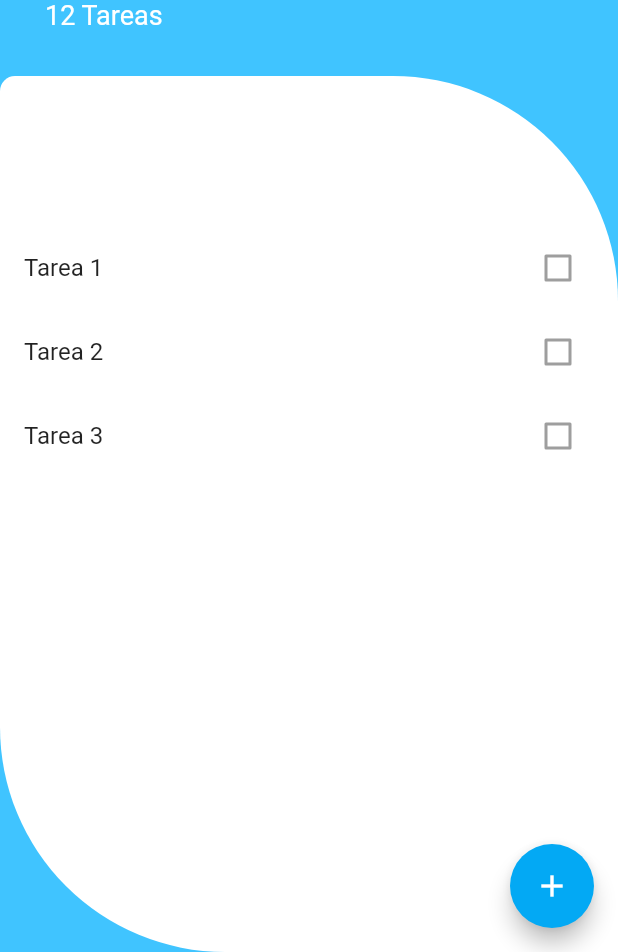
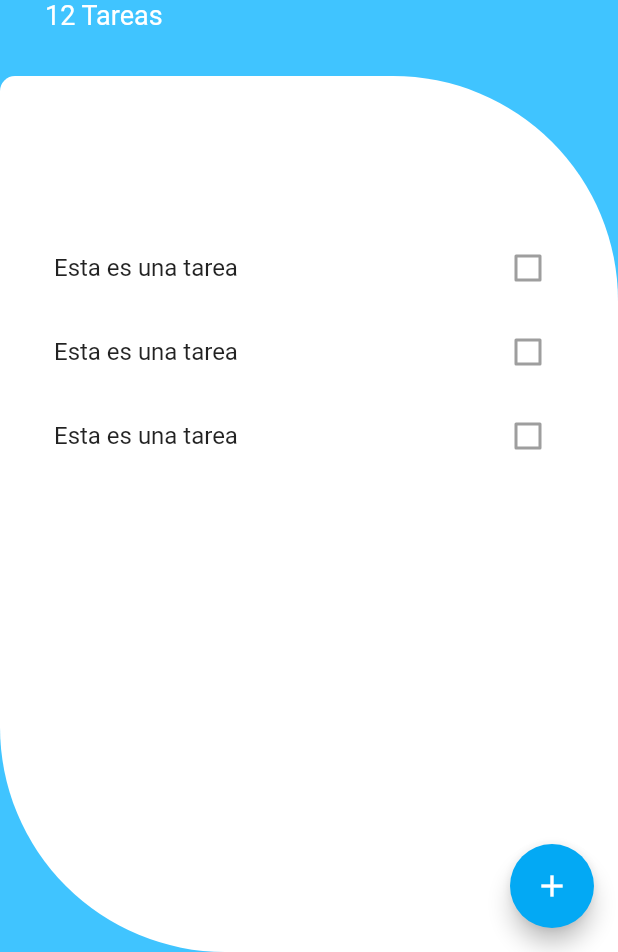
Before and after one commit to Gexedd/todoey_flutter, a Flutter app: the screen it shows after launch, on a phone screen of 412 x 824 dp, the part 284-1236 px from its top. Run offline on Flutter 3.47's test engine with Material 2 defaults, Android fonts, the phone set to English and light mode, and no system bars.

Commit message:
Refactorización del código y extracción de widgets.

```diff
--- a/lib/screens/task_screen.dart
+++ b/lib/screens/task_screen.dart
@@ -1,4 +1,6 @@
 import 'package:flutter/material.dart';
+
+import 'package:todoey_flutter/widgets/tasks_lists.dart';
 
 class TasksScreen extends StatelessWidget {
   TasksScreen({super.key});
@@ -56,6 +58,7 @@
           ),
           Expanded(
             child: Container(
+              padding: EdgeInsets.symmetric(horizontal: 20),
               decoration: BoxDecoration(
                 color: Colors.white,
                 borderRadius: BorderRadius.only(
@@ -64,23 +67,7 @@
                   bottomLeft: Radius.circular(150),
                 ),
               ),
-              child: ListView(
-                padding: EdgeInsets.only(top: 100),
-                children: [
-                  ListTile(
-                  title: Text('Tarea 1'),
-                    trailing: Checkbox(value: false, onChanged: null),
-                  ),
-                  ListTile(
-                    title: Text('Tarea 2'),
-                    trailing: Checkbox(value: false, onChanged: null),
-                  ),
-                  ListTile(
-                    title: Text('Tarea 3'),
-                    trailing: Checkbox(value: false, onChanged: null),
-                  ),
-                ],
-              ),
+              child: TasksList(),
             ),
           ),
         ],
--- /dev/null
+++ b/lib/widgets/task_tile.dart
@@ -0,0 +1,15 @@
+import 'package:flutter/material.dart';
+
+class TaskTile extends StatelessWidget {
+  const TaskTile({
+    super.key,
+  });
+
+  @override
+  Widget build(BuildContext context) {
+    return ListTile(
+      title: Text('Esta es una tarea'),
+      trailing: Checkbox(value: false, onChanged: null),
+    );
+  }
+}
--- /dev/null
+++ b/lib/widgets/tasks_lists.dart
@@ -0,0 +1,20 @@
+import 'package:flutter/material.dart';
+import 'package:todoey_flutter/widgets/task_tile.dart';
+
+class TasksList extends StatelessWidget {
+  const TasksList({
+    super.key,
+  });
+
+  @override
+  Widget build(BuildContext context) {
+    return ListView(
+      padding: EdgeInsets.only(top: 100),
+      children: [
+        TaskTile(),
+        TaskTile(),
+        TaskTile(),
+      ],
+    );
+  }
+}
```
